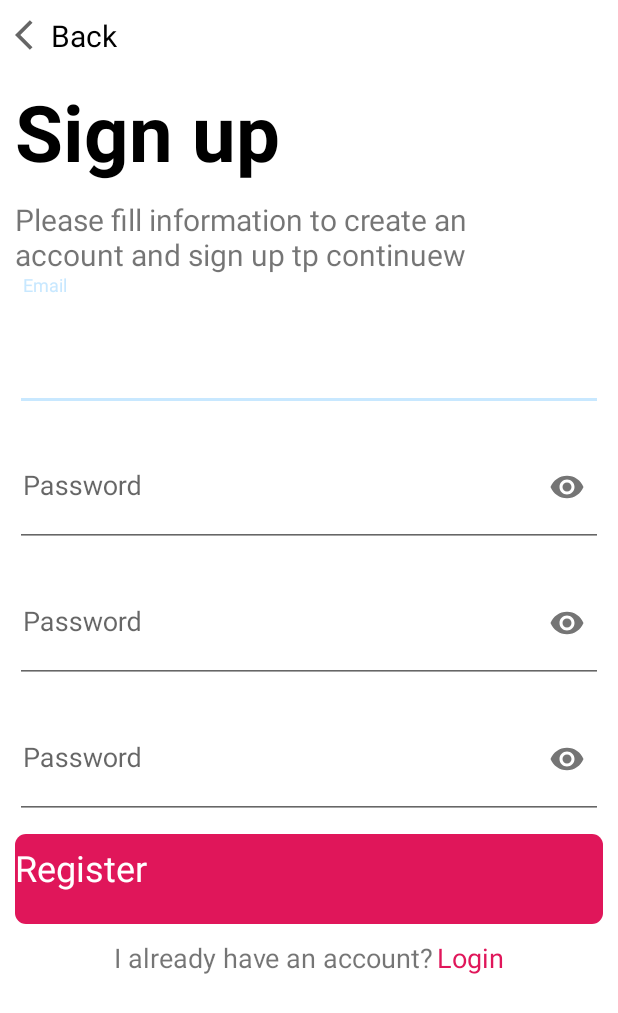
After one commit to diodit/android-flirtyz-paid-master-update, an Android app: the Register screen opened directly, with no data from a screen before it, on a phone screen of 412 x 824 dp. The commit adds this screen. Shown: the top 1013 px of the screen. Run offline under Robolectric (Android 15) with nearby library versions, the phone set to English and light mode, and no system bars.

Commit message:
Login RegisterScreen

```diff
--- a/app/src/main/java/com/owo/phlurtyzpaid/activity/MainModActivity.java
+++ b/app/src/main/java/com/owo/phlurtyzpaid/activity/MainModActivity.java
@@ -367,6 +367,8 @@ public class MainModActivity extends BaseActivity implements NavigationView.OnNa
             }
 
 
+        } else if (id == R.id.nav_myaccount){
+
         }
 //        else if (id == R.id.nav_unlock) {
 //
--- /dev/null
+++ b/app/src/main/java/com/owo/phlurtyzpaid/activity/Register.java
@@ -0,0 +1,16 @@
+package com.owo.phlurtyzpaid.activity;
+
+import androidx.appcompat.app.AppCompatActivity;
+
+import android.os.Bundle;
+
+import com.owo.phlurtyzpaid.R;
+
+public class Register extends AppCompatActivity {
+
+    @Override
+    protected void onCreate(Bundle savedInstanceState) {
+        super.onCreate(savedInstanceState);
+        setContentView(R.layout.activity_register);
+    }
+}
--- /dev/null
+++ b/app/src/main/res/drawable/ic_baseline_arrow_back_ios_24.xml
@@ -0,0 +1,11 @@
+<vector xmlns:android="http://schemas.android.com/apk/res/android"
+    android:width="24dp"
+    android:height="24dp"
+    android:viewportWidth="24"
+    android:viewportHeight="24"
+    android:tint="?attr/colorControlNormal"
+    android:autoMirrored="true">
+  <path
+      android:fillColor="@android:color/white"
+      android:pathData="M11.67,3.87L9.9,2.1 0,12l9.9,9.9 1.77,-1.77L3.54,12z"/>
+</vector>
--- /dev/null
+++ b/app/src/main/res/layout/activity_register.xml
@@ -0,0 +1,145 @@
+<?xml version="1.0" encoding="utf-8"?>
+<LinearLayout xmlns:android="http://schemas.android.com/apk/res/android"
+    xmlns:app="http://schemas.android.com/apk/res-auto"
+    xmlns:tools="http://schemas.android.com/tools"
+    android:layout_width="match_parent"
+    android:orientation="vertical"
+    android:background="@color/white"
+    android:paddingHorizontal="10dp"
+    android:layout_height="match_parent"
+    tools:context=".activity.Register">
+
+
+        <TextView
+            android:layout_marginTop="10dp"
+            android:layout_width="wrap_content"
+            android:text="Back"
+            android:textSize="20sp"
+            android:drawableLeft="@drawable/ic_baseline_arrow_back_ios_24"
+            android:textColor="@color/black"
+            android:layout_height="wrap_content"/>
+
+
+<TextView
+    android:layout_width="match_parent"
+    android:text="Sign up"
+    android:layout_marginTop="15dp"
+    android:textColor="@color/black"
+    android:textSize="52sp"
+    android:textStyle="bold"
+    android:layout_height="wrap_content"/>
+
+    <TextView
+        android:layout_width="match_parent"
+        android:text="Please fill information to create an \naccount and sign up tp continuew"
+        android:textSize="20sp"
+        android:layout_marginTop="10dp"
+        android:layout_height="wrap_content"/>
+
+    <com.google.android.material.textfield.TextInputLayout
+        android:id="@+id/textField"
+        android:layout_width="match_parent"
+        android:layout_height="wrap_content"
+
+        android:hint="@string/Email">
+
+        <com.google.android.material.textfield.TextInputEditText
+            android:layout_width="match_parent"
+            android:paddingStart="5dp"
+            android:layout_height="80dp"
+            />
+
+    </com.google.android.material.textfield.TextInputLayout>
+
+    <com.google.android.material.textfield.TextInputLayout
+
+        android:layout_width="match_parent"
+        android:layout_height="wrap_content"
+        android:hint="@string/Password"
+    app:endIconMode="password_toggle">
+
+    <com.google.android.material.textfield.TextInputEditText
+
+        android:layout_width="match_parent"
+        android:paddingStart="5dp"
+
+        android:layout_height="80dp"
+    android:inputType="textPassword"
+    />
+
+
+
+</com.google.android.material.textfield.TextInputLayout>
+
+    <com.google.android.material.textfield.TextInputLayout
+
+        android:layout_width="match_parent"
+        android:layout_height="wrap_content"
+        android:hint="@string/Password"
+        app:endIconMode="password_toggle">
+
+        <com.google.android.material.textfield.TextInputEditText
+
+            android:layout_width="match_parent"
+            android:paddingStart="5dp"
+
+            android:layout_height="80dp"
+            android:inputType="textPassword"
+            />
+
+
+
+    </com.google.android.material.textfield.TextInputLayout>
+
+    <com.google.android.material.textfield.TextInputLayout
+
+        android:layout_width="match_parent"
+        android:layout_height="wrap_content"
+        android:hint="@string/Password"
+        app:endIconMode="password_toggle">
+
+        <com.google.android.material.textfield.TextInputEditText
+
+            android:layout_width="match_parent"
+            android:paddingStart="5dp"
+
+            android:layout_height="80dp"
+            android:inputType="textPassword"
+            />
+
+
+
+    </com.google.android.material.textfield.TextInputLayout>
+
+   <com.google.android.material.button.MaterialButton
+       android:layout_width="match_parent"
+       android:layout_height="60dp"
+       android:layout_marginTop="10dp"
+       android:textAppearance="@style/TextStyle"
+       android:background="@drawable/btn_signup"
+       android:text="@string/Register"
+       android:textColor="@color/white"/>
+
+    <LinearLayout
+        android:layout_width="match_parent"
+        android:orientation="horizontal"
+        android:gravity="center"
+        android:layout_marginTop="10dp"
+        android:layout_height="wrap_content">
+
+        <TextView
+            android:layout_width="wrap_content"
+            android:layout_height="wrap_content"
+            android:textSize="18sp"
+            android:text="I already have an account?"/>
+        <TextView
+            android:layout_width="wrap_content"
+            android:layout_height="wrap_content"
+            android:layout_marginStart="2dp"
+            android:textSize="18sp"
+            android:textColor="@color/colorPrimary"
+            android:text="@string/Login"/>
+
+
+    </LinearLayout>
+</LinearLayout>
--- a/app/src/main/res/menu/activity_main_drawer.xml
+++ b/app/src/main/res/menu/activity_main_drawer.xml
@@ -29,6 +29,11 @@
             android:icon="@drawable/ic_lock_open_black_24dp"
             android:title="My Account" />
 
+        <item
+            android:id="@+id/nav_myaccount"
+            android:icon="@drawable/ic_lock_open_black_24dp"
+            android:title="My Account" />
+
     </group>
 
 </menu>
--- a/app/src/main/res/values/styles.xml
+++ b/app/src/main/res/values/styles.xml
@@ -79,4 +79,8 @@
     </style>
 
 
+    <style name="TextStyle" parent="@android:style/TextAppearance">
+        <item name="android:textSize">24sp</item>
+        <item name="android:textColor">#aacbb4</item>
+    </style>
 </resources>
```
Also changed, not shown: app/src/main/AndroidManifest.xml (+32 -51 lines), app/src/main/java/com/owo/phlurtyzpaid/activity/GetStarted.java (added, +16 -0 lines), app/src/main/java/com/owo/phlurtyzpaid/activity/MyLogin.java (added, +16 -0 lines), app/src/main/java/com/owo/phlurtyzpaid/activity/WelcomeScreen.java (added, +16 -0 lines), app/src/main/res/drawable/sign_up.xml (added, +20 -0 lines), app/src/main/res/layout/activity_get_started.xml (added, +68 -0 lines), app/src/main/res/layout/activity_my_login.xml (added, +115 -0 lines), app/src/main/res/layout/activity_welcome_screen.xml (added, +9 -0 lines).
